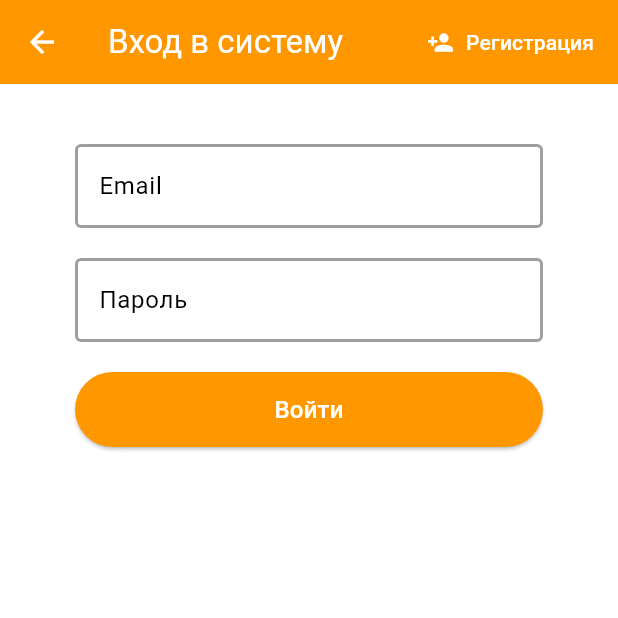
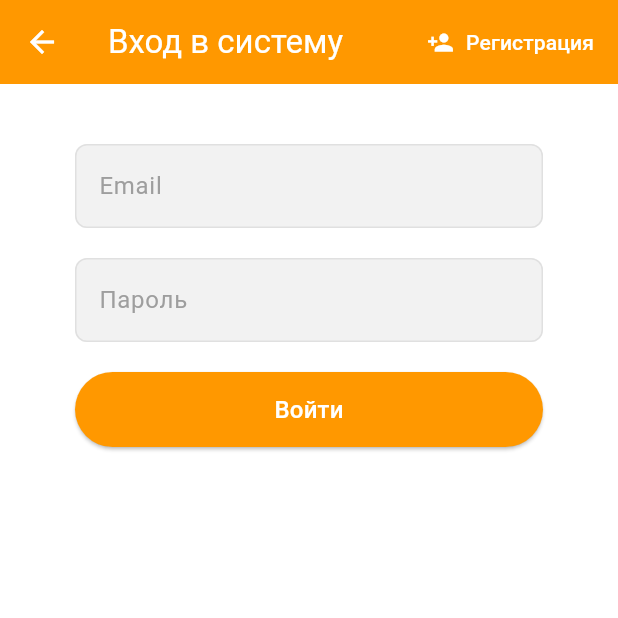
Before and after one commit to Klimin0Andrey/MobileProject, a Flutter app: the screen it shows after launch, after a tap on "Войти", on a phone screen of 412 x 824 dp, the top half of it. Run offline on Flutter 3.47's test engine with Material 3 defaults, Android fonts, the phone set to English and light mode, and no system bars; our stand-ins replace cloud_firestore, firebase_auth, firebase_core, shared_preferences; accounts and stored records are empty.

Commit message:
Fix login and register. Fix save user theme

```diff
--- a/lib/main.dart
+++ b/lib/main.dart
@@ -1,3 +1,5 @@
+// lib/main.dart
+
 import 'package:flutter/material.dart';
 import 'package:firebase_core/firebase_core.dart';
 import 'package:linux_test2/presentation/providers/support_provider.dart';
@@ -13,6 +15,7 @@ import 'package:linux_test2/presentation/providers/address_provider.dart';
 import 'package:linux_test2/core/themes/app_themes.dart';
 
 void main() async {
+  // Инициализация Flutter и Firebase
   WidgetsFlutterBinding.ensureInitialized();
   await Firebase.initializeApp();
   runApp(const MyApp());
@@ -23,56 +26,56 @@ class MyApp extends StatelessWidget {
 
   @override
   Widget build(BuildContext context) {
+    // 1. Создаем ЕДИНСТВЕННЫЙ экземпляр AuthService для всего приложения
+    final authService = AuthService();
+
     return MultiProvider(
       providers: [
-        Provider<AuthService>(create: (_) => AuthService()),
+        // 2. Предоставляем этот экземпляр всем виджетам ниже по дереву
+        Provider<AuthService>.value(value: authService),
 
+        // 3. Используем тот же экземпляр для прослушивания изменений состояния аутентификации
         StreamProvider<AppUser?>.value(
-          value: AuthService().user,
+          value: authService.user,
           initialData: null,
           catchError: (_, error) {
-            debugPrint('Error in user stream: $error');
+            debugPrint('Ошибка в потоке пользователя (StreamProvider): $error');
             return null;
           },
         ),
-        ChangeNotifierProvider(create: (context) => CartProvider()),
-        ChangeNotifierProvider(create: (context) => RestaurantProvider()),
+
+        // Остальные провайдеры вашего приложения
+        ChangeNotifierProvider(create: (_) => CartProvider()),
+        ChangeNotifierProvider(create: (_) => RestaurantProvider()),
         ChangeNotifierProvider(create: (_) => OrderProvider()),
         ChangeNotifierProvider(create: (_) => ThemeProvider()),
         ChangeNotifierProvider(create: (_) => SupportProvider()),
 
-        // ✅ ДОБАВЛЯЕМ AddressProvider с зависимостью от пользователя
+        // Провайдер адресов, который зависит от текущего пользователя (AppUser)
         ChangeNotifierProxyProvider<AppUser?, AddressProvider>(
-          create: (context) => AddressProvider(uid: ''),
-          update: (context, user, previousProvider) {
-            // Если пользователь изменился, создаем новый провайдер
+          create: (_) => AddressProvider(uid: ''),
+          update: (_, user, previousProvider) {
+            // Если пользователь вышел (user == null), возвращаем провайдер с пустым uid
             if (user == null) {
               return AddressProvider(uid: '');
             }
-
-            // Если провайдер уже существует и пользователь тот же, возвращаем его
+            // Если пользователь не изменился, используем старый провайдер
             if (previousProvider != null && previousProvider.uid == user.uid) {
               return previousProvider;
             }
-
-            // Создаем новый провайдер для нового пользователя
+            // Если вошел новый пользователь, создаем для него новый провайдер адресов
             return AddressProvider(uid: user.uid);
           },
         ),
       ],
+      // Consumer следит за изменениями в ThemeProvider и перестраивает MaterialApp
       child: Consumer<ThemeProvider>(
-        // ← оборачиваем в Consumer
         builder: (context, themeProvider, child) {
           return MaterialApp(
             title: 'YumYum',
             theme: AppThemes.lightTheme,
-            // ← используем светлую тему
             darkTheme: AppThemes.darkTheme,
-            // ← используем тёмную тему
-            themeMode: themeProvider.isDarkMode
-                ? ThemeMode.dark
-                : ThemeMode.light,
-            // ← управляем темой
+            themeMode: themeProvider.isDarkMode ? ThemeMode.dark : ThemeMode.light,
             home: const RoleBasedWrapper(),
             debugShowCheckedModeBanner: false,
           );
--- a/lib/presentation/providers/theme_provider.dart
+++ b/lib/presentation/providers/theme_provider.dart
@@ -3,55 +3,40 @@ import 'package:shared_preferences/shared_preferences.dart';
 
 class ThemeProvider with ChangeNotifier {
   bool _isDarkMode = false;
-  bool _isGuestMode = false;
-  static const String _themeKey = 'isDarkMode';
-  bool _isInitialized = false;
+  static const String _themeKeyPrefix = 'theme_'; // Используем префикс
 
   bool get isDarkMode => _isDarkMode;
-  bool get isGuestMode => _isGuestMode;
 
-  ThemeProvider() {
-    _loadTheme();
+  // Создает уникальный ключ для пользователя
+  String _getUserThemeKey(String uid) => '$_themeKeyPrefix$uid';
+
+  Future<void> _saveTheme(String uid, bool isDark) async {
+    if (uid.isEmpty) return; // Не сохраняем для пустого uid
+    final prefs = await SharedPreferences.getInstance();
+    await prefs.setBool(_getUserThemeKey(uid), isDark);
   }
 
-  // Загрузка темы из SharedPreferences
-  Future<void> _loadTheme() async {
+  // ✅ ИЗМЕНЕНИЕ 1: Метод теперь требует UID для загрузки темы
+  Future<void> loadUserTheme(String uid) async {
+    if (uid.isEmpty) return; // Не загружаем для пустого uid
     final prefs = await SharedPreferences.getInstance();
-    _isDarkMode = prefs.getBool(_themeKey) ?? false;
-    _isInitialized = true;
+    // Загружаем по уникальному ключу, по умолчанию - светлая тема (false)
+    _isDarkMode = prefs.getBool(_getUserThemeKey(uid)) ?? false;
     notifyListeners();
   }
 
-  // Сохранение темы в SharedPreferences
-  Future<void> _saveTheme(bool isDark) async {
-    final prefs = await SharedPreferences.getInstance();
-    await prefs.setBool(_themeKey, isDark);
-  }
-
-  void toggleTheme() {
-    if (_isGuestMode) return;
-
+  // ✅ ИЗМЕНЕНИЕ 2: Метод теперь требует UID для сохранения темы
+  void toggleTheme(String uid) {
     _isDarkMode = !_isDarkMode;
-    _saveTheme(_isDarkMode);
+    _saveTheme(uid, _isDarkMode); // Сохраняем для конкретного пользователя
     notifyListeners();
   }
 
-  void setTheme(bool isDark) {
-    _isDarkMode = isDark;
-    _saveTheme(_isDarkMode);
-    notifyListeners();
-  }
-
-  // Методы для управления гостевым режимом
-  void enableGuestMode() {
-    _isGuestMode = true;
-    _isDarkMode = false; // ← Принудительно светлая тема для гостей
-    notifyListeners();
-  }
-
-  void disableGuestMode() {
-    _isGuestMode = false;
-    _loadTheme(); // ← Загружаем сохраненную тему пользователя
-    notifyListeners();
+  // Этот метод для гостя остается без изменений. Он не трогает хранилище.
+  void setGuestMode() {
+    if (_isDarkMode) {
+      _isDarkMode = false;
+      notifyListeners();
+    }
   }
 }
--- a/lib/presentation/screens/auth/sign_in.dart
+++ b/lib/presentation/screens/auth/sign_in.dart
@@ -1,3 +1,5 @@
+// lib/presentation/screens/auth/sign_in.dart
+
 import 'package:flutter/material.dart';
 import 'package:provider/provider.dart';
 import 'package:linux_test2/services/auth.dart';
@@ -23,10 +25,12 @@ class _SignInState extends State<SignIn> {
 
   @override
   Widget build(BuildContext context) {
+    // Получаем authService из Provider. Это ключевое исправление!
+    final authService = Provider.of<AuthService>(context, listen: false);
+
     return loading
         ? const Loading()
         : Scaffold(
-      backgroundColor: Colors.white,
             appBar: AppBar(
               backgroundColor: Colors.orange,
               elevation: 0.0,
@@ -84,14 +88,14 @@ class _SignInState extends State<SignIn> {
                             loading = true;
                             error = '';
                           });
-
                           try {
-                      final authService = AuthService();//Provider.of<AuthService>(context, listen: false);
-                      await authService.signInWithEmailAndPassword(email, password);
-                      // Успешный вход - StreamProvider автоматически обновит UI
-                      // НЕ вызываем Navigator.pop() здесь!
+                            await authService.signInWithEmailAndPassword(
+                              email,
+                              password,
+                            );
+                            // После успешного входа, StreamProvider обновит UI.
+                            // Мы просто закрываем этот экран.
                             if (mounted) Navigator.pop(context);
-
                           } catch (e) {
                             setState(() {
                               error = 'Неверный email или пароль';
--- a/lib/presentation/screens/role_wrapper.dart
+++ b/lib/presentation/screens/role_wrapper.dart
@@ -1,66 +1,41 @@
+// lib/presentation/screens/role_wrapper.dart
+
 import 'package:flutter/material.dart';
-import 'package:linux_test2/presentation/screens/home_screen.dart';
-import 'package:provider/provider.dart';
 import 'package:linux_test2/data/models/user.dart';
 import 'package:linux_test2/presentation/providers/theme_provider.dart';
 import 'package:linux_test2/presentation/screens/admin/admin_home.dart';
 import 'package:linux_test2/presentation/screens/courier/courier_home.dart';
+import 'package:linux_test2/presentation/screens/home_screen.dart';
+import 'package:provider/provider.dart';
 
-class RoleBasedWrapper extends StatefulWidget {
+class RoleBasedWrapper extends StatelessWidget {
   const RoleBasedWrapper({super.key});
-
-  @override
-  State<RoleBasedWrapper> createState() => _RoleBasedWrapperState();
-}
-
-class _RoleBasedWrapperState extends State<RoleBasedWrapper> {
-  @override
-  void initState() {
-    super.initState();
-    // Устанавливаем гостевой режим при инициализации
-    WidgetsBinding.instance.addPostFrameCallback((_) {
-      final themeProvider = Provider.of<ThemeProvider>(context, listen: false);
-      final user = Provider.of<AppUser?>(context, listen: false);
-
-      if (user == null) {
-        themeProvider.enableGuestMode();
-      } else {
-        themeProvider.disableGuestMode();
-      }
-    });
-  }
 
   @override
   Widget build(BuildContext context) {
     final user = Provider.of<AppUser?>(context);
-    final themeProvider = Provider.of<ThemeProvider>(context);
+    final themeProvider = Provider.of<ThemeProvider>(context, listen: false);
 
-    // Обновляем режим темы при изменении пользователя
     WidgetsBinding.instance.addPostFrameCallback((_) {
-      if (user == null && !themeProvider.isGuestMode) {
-        themeProvider.enableGuestMode();
-      } else if (user != null && themeProvider.isGuestMode) {
-        themeProvider.disableGuestMode();
+      if (user == null) {
+        themeProvider.setGuestMode();
+      } else {
+        // ✅ ИЗМЕНЕНИЕ: Передаем UID пользователя для загрузки его темы
+        themeProvider.loadUserTheme(user.uid);
       }
     });
 
-    // Если пользователь не авторизован - показываем HomeScreen
     if (user == null) {
-      print('→ Showing HomeScreen (Guest mode)');
       return const HomeScreen();
     }
 
-    // Для авторизованных пользователей - показываем соответствующий экран
     switch (user.role) {
       case 'admin':
-        print('→ Showing AdminHome');
         return const AdminHome();
       case 'courier':
-        print('→ Showing CourierHome');
         return const CourierHome();
       case 'customer':
       default:
-        print('→ Showing HomeScreen (Customer mode)');
         return const HomeScreen();
     }
   }
--- a/lib/shared/constants.dart
+++ b/lib/shared/constants.dart
@@ -1,12 +1,50 @@
+// import 'package:flutter/material.dart';
+//
+// const textInputDecoration = InputDecoration(
+//   fillColor: Colors.white,
+//   filled: true,
+//   enabledBorder: OutlineInputBorder(
+//     borderSide: BorderSide(color: Colors.grey, width: 2.0),
+//   ),
+//   focusedBorder: OutlineInputBorder(
+//     borderSide: BorderSide(color: Colors.orange, width: 2.0),
+//   ),
+// );
+
+// lib/shared/constants.dart
+
 import 'package:flutter/material.dart';
 
+// ✅ ОБНОВЛЕННЫЙ СТИЛЬ ДЛЯ ПОЛЕЙ ВВОДА
 const textInputDecoration = InputDecoration(
-  fillColor: Colors.white,
+  // Светло-серый фон, чтобы поле было видно на белом фоне
+  fillColor: Color(0xFFF2F2F2),
   filled: true,
+
+  // Стиль для подсказки (hintText)
+  hintStyle: TextStyle(color: Colors.grey),
+
+  // Рамка, когда поле не в фокусе (обычное состояние)
   enabledBorder: OutlineInputBorder(
-    borderSide: BorderSide(color: Colors.grey, width: 2.0),
+    borderSide: BorderSide(color: Color(0xFFE0E0E0), width: 1.0),
+    borderRadius: BorderRadius.all(Radius.circular(8.0)),
   ),
+
+  // Рамка, когда пользователь печатает в поле (в фокусе)
   focusedBorder: OutlineInputBorder(
     borderSide: BorderSide(color: Colors.orange, width: 2.0),
+    borderRadius: BorderRadius.all(Radius.circular(8.0)),
+  ),
+
+  // Рамка в случае ошибки валидации
+  errorBorder: OutlineInputBorder(
+    borderSide: BorderSide(color: Colors.red, width: 1.0),
+    borderRadius: BorderRadius.all(Radius.circular(8.0)),
+  ),
+
+  // Рамка в случае ошибки и в фокусе
+  focusedErrorBorder: OutlineInputBorder(
+    borderSide: BorderSide(color: Colors.red, width: 2.0),
+    borderRadius: BorderRadius.all(Radius.circular(8.0)),
   ),
 );
```
Also changed, not shown: lib/presentation/screens/auth/register.dart (+17 -31 lines), lib/presentation/screens/customer/profile_screen.dart (+33 -46 lines). Lines whose indentation alone changed are shown as unchanged.
